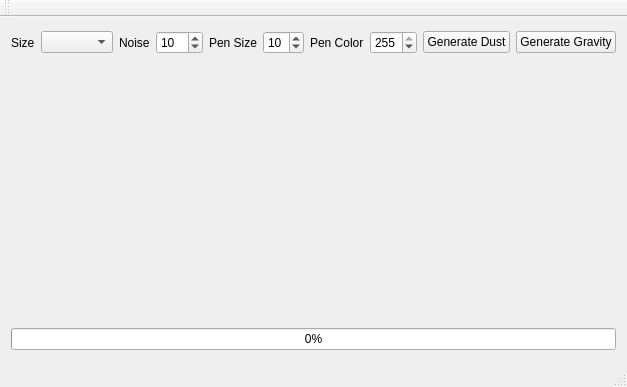
The window that mainwindow.ui (agabor/Planets) describes before a commit, drawn with Qt 5.
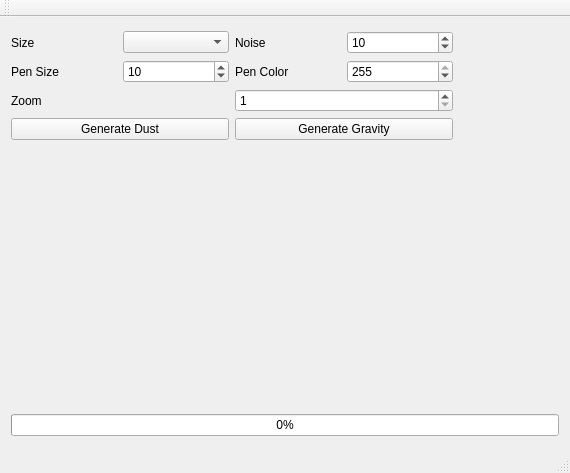
The same window after the commit. Custom widgets are drawn as their Qt base class.

Diff of the .ui file:
```diff
--- a/mainwindow.ui
+++ b/mainwindow.ui
@@ -7,7 +7,7 @@
     <x>0</x>
     <y>0</y>
     <width>570</width>
-    <height>387</height>
+    <height>473</height>
    </rect>
   </property>
   <property name="windowTitle">
@@ -18,6 +18,10 @@
     <item>
      <layout class="QHBoxLayout" name="horizontalLayout">
       <item>
+       <layout class="QVBoxLayout" name="verticalLayout_3">
+        <item>
+         <layout class="QHBoxLayout" name="horizontalLayout_4">
+          <item>
        <widget class="QLabel" name="label">
         <property name="text">
          <string>Size</string>
@@ -44,6 +48,10 @@
         </property>
        </widget>
       </item>
+         </layout>
+        </item>
+        <item>
+         <layout class="QHBoxLayout" name="horizontalLayout_5">
       <item>
        <widget class="QLabel" name="label_3">
         <property name="text">
@@ -75,6 +83,31 @@
         </property>
        </widget>
       </item>
+         </layout>
+        </item>
+        <item>
+         <layout class="QHBoxLayout" name="horizontalLayout_7">
+          <item>
+           <widget class="QLabel" name="label_5">
+            <property name="text">
+             <string>Zoom</string>
+            </property>
+           </widget>
+          </item>
+          <item>
+           <widget class="QSpinBox" name="zoomSb">
+            <property name="minimum">
+             <number>1</number>
+            </property>
+            <property name="maximum">
+             <number>5</number>
+            </property>
+           </widget>
+          </item>
+         </layout>
+        </item>
+        <item>
+         <layout class="QHBoxLayout" name="horizontalLayout_6">
       <item>
        <widget class="QPushButton" name="dustBtn">
         <property name="text">
@@ -86,6 +119,26 @@
        <widget class="QPushButton" name="gravityBtn">
         <property name="text">
          <string>Generate Gravity</string>
+            </property>
+           </widget>
+          </item>
+         </layout>
+        </item>
+       </layout>
+      </item>
+      <item>
+       <widget class="Canvas" name="colorCodeCanvas" native="true">
+        <property name="minimumSize">
+         <size>
+          <width>100</width>
+          <height>100</height>
+         </size>
+        </property>
+        <property name="maximumSize">
+         <size>
+          <width>100</width>
+          <height>100</height>
+         </size>
         </property>
        </widget>
       </item>
```
Lines whose indentation alone changed are shown as unchanged.
